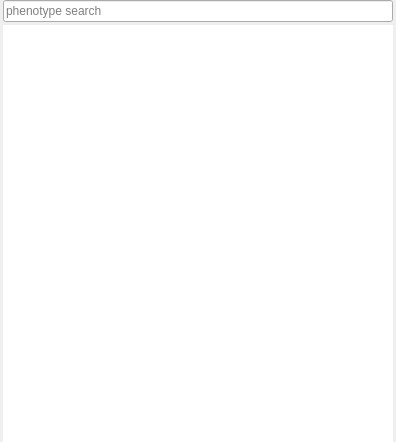
Above: src/GSvar/PhenotypeSelector.ui from imgag/ngs-bits before the change. Below: the same form after it.
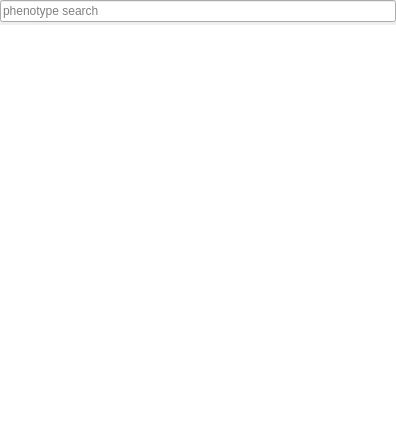
That is the form after the change.

```diff
--- a/src/GSvar/PhenotypeSelector.ui
+++ b/src/GSvar/PhenotypeSelector.ui
@@ -18,13 +18,13 @@
     <number>3</number>
    </property>
    <property name="leftMargin">
-    <number>3</number>
+    <number>0</number>
    </property>
    <property name="topMargin">
     <number>0</number>
    </property>
    <property name="rightMargin">
-    <number>3</number>
+    <number>0</number>
    </property>
    <property name="bottomMargin">
     <number>0</number>
```
